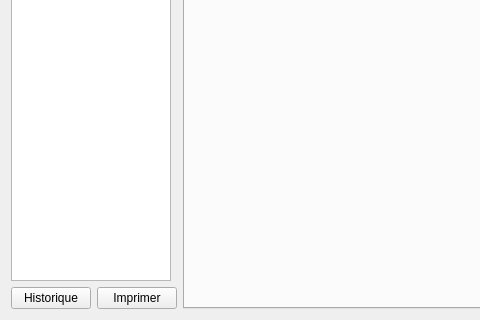
Before: the Qt Designer form interface/interfacedialog.ui in ThFeneuil/KholloAutoQt, drawn with Qt 5; both pictures show x 0 to 480 and y 280 to 600 of the 1020 by 600 pixel window.
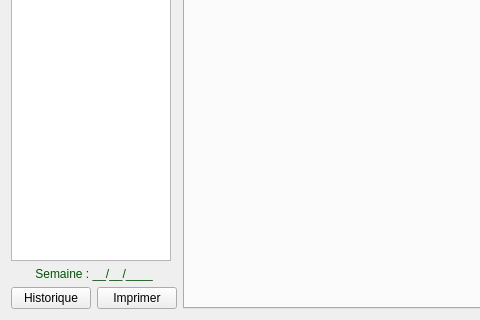
After: the same form once the commit is applied. Icons and pictures are not drawn.

What changed in the file:
```diff
--- a/interface/interfacedialog.ui
+++ b/interface/interfacedialog.ui
@@ -18,7 +18,7 @@
   </property>
   <layout class="QHBoxLayout" name="horizontalLayout" stretch="0,1">
    <item>
-    <layout class="QVBoxLayout" name="verticalLayout_3" stretch="0,0">
+    <layout class="QVBoxLayout" name="verticalLayout_3" stretch="0,0,0">
      <property name="spacing">
       <number>6</number>
      </property>
@@ -32,6 +32,13 @@
        </property>
       </widget>
      </item>
+     <item>
+      <widget class="QLabel" name="label_week">
+       <property name="text">
+        <string>&lt;html&gt;&lt;head/&gt;&lt;body&gt;&lt;p align=&quot;center&quot;&gt;&lt;span style=&quot; color:#005500;&quot;&gt;Semaine : __/__/____&lt;/span&gt;&lt;/p&gt;&lt;/body&gt;&lt;/html&gt;</string>
+       </property>
+      </widget>
+     </item>
      <item>
       <layout class="QHBoxLayout" name="horizontalLayout_2">
        <item>
```
